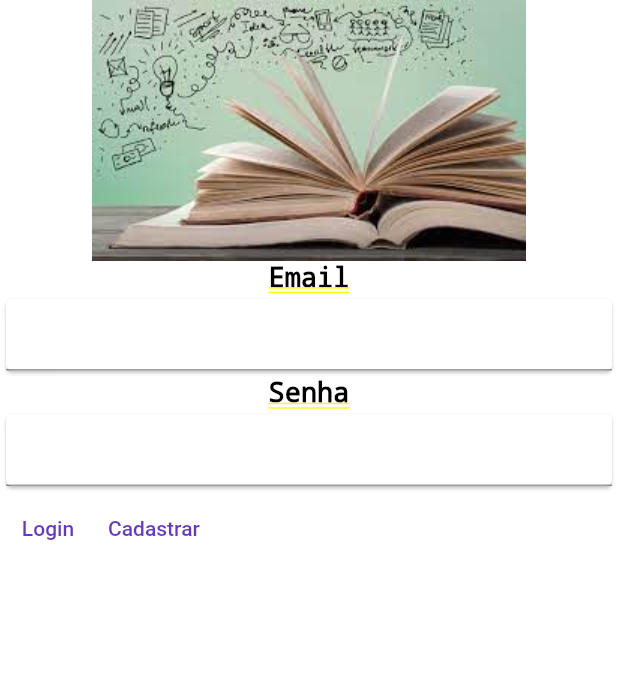
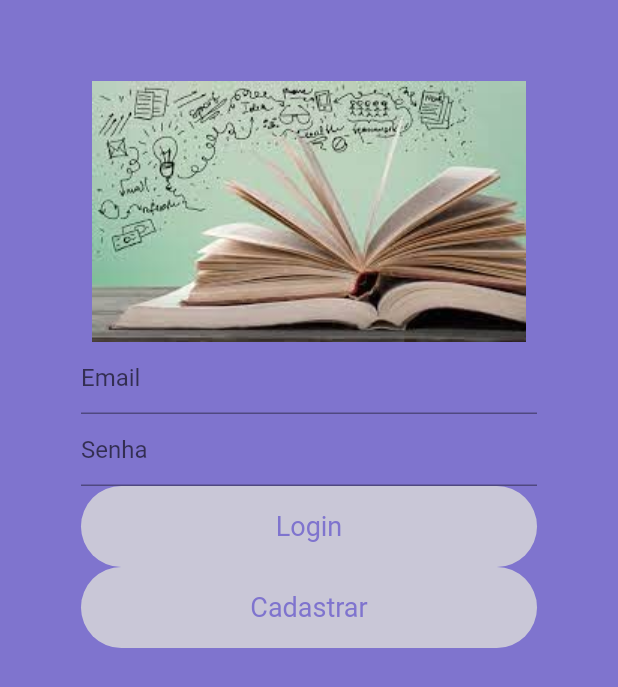
Before and after one commit to Grazifelix/Like-A-book-App, a Flutter app: the screen it shows after launch, on a phone screen of 412 x 824 dp. Shown: the top 687 px of the screen. Run offline on Flutter 3.47's test engine with Material 2 defaults, Android fonts, the phone set to English and light mode, and no system bars.

Commit message:
Changing form designs

```diff
--- a/lib/main.dart
+++ b/lib/main.dart
@@ -1,6 +1,5 @@
 import 'package:flutter/material.dart';
 import 'package:likeabook_app/src/view/login_page_view.dart';
-
 
 void main() {
   runApp(const MyApp());
@@ -13,6 +12,7 @@ class MyApp extends StatelessWidget {
   @override
   Widget build(BuildContext context) {
     return MaterialApp(
+      debugShowCheckedModeBanner: false,
       title: 'LikeABook',
       theme: ThemeData(primarySwatch: Colors.deepPurple),
       initialRoute: '/',
--- a/lib/src/view/login_page_view.dart
+++ b/lib/src/view/login_page_view.dart
@@ -12,46 +12,93 @@ class LoginHomePage extends StatefulWidget {
 class _LoginHomePageState extends State<LoginHomePage> {
   @override
   Widget build(BuildContext context) {
-    return Container(
+    return Scaffold(
+        body: Container(
+      padding: const EdgeInsets.all(54.0),
+      color: const Color.fromARGB(255, 127, 116, 206),
       child: Column(
-        children: [
+        children: <Widget>[
           Image.asset('imagens/logo_imagem.jpeg'),
           Form(
               child: Column(
-            children: [
-              const Text(
-                'Email',
+            children: <Widget>[
+              // const Text(
+              //   'Email',
+              //   style: TextStyle(
+              //     color: Colors.black,
+              //     fontSize: 18,
+              //   ),
+              // ),
+              TextFormField(
+                validator: (value) => validarEmail(value!),
+                decoration: const InputDecoration(hintText: 'Email'),
+              ),
+              TextFormField(
+                cursorColor: Colors.blue,
+                validator: (value) => validarSenha(value!),
+                decoration: const InputDecoration(hintText: 'Senha'),
+              ),
+
+              //TextButton(onPressed: () => {}, child: const Text('Login')),
+              //TextButton(onPressed: () => {}, child: const Text('Cadastrar'))
+            ],
+          )),
+          Material(
+              color: const Color.fromARGB(204, 255, 255, 255),
+              borderRadius: const BorderRadius.all(
+                Radius.circular(30),
+              ),
+              child: InkWell(
+                borderRadius: const BorderRadius.all(
+                  Radius.circular(30),
+                ),
+                onTap: () => print('Login'),
+                child: Ink(
+                  height: 54,
+                  width: double.maxFinite,
+                  decoration: const BoxDecoration(
+                      color: Colors.black12,
+                      borderRadius: BorderRadius.all(Radius.circular(30))),
+                  child: const Center(
+                    child: Text(
+                      'Login',
                       style: TextStyle(
-                  color: Colors.black,
+                        color: Color.fromARGB(255, 127, 116, 206),
                         fontSize: 18,
                       ),
                     ),
-              Card(
-                  child: TextFormField(
-                validator: (value) => validarEmail(value!),
+                  ),
+                ),
               )),
-              const Text(
-                'Senha',
+          Material(
+              color: const Color.fromARGB(204, 255, 255, 255),
+              borderRadius: const BorderRadius.all(
+                Radius.circular(30),
+              ),
+              child: InkWell(
+                borderRadius: const BorderRadius.all(
+                  Radius.circular(30),
+                ),
+                onTap: () => print('Cadastrar'),
+                child: Ink(
+                  height: 54,
+                  width: double.maxFinite,
+                  decoration: const BoxDecoration(
+                      color: Colors.black12,
+                      borderRadius: BorderRadius.all(Radius.circular(30))),
+                  child: const Center(
+                    child: Text(
+                      'Cadastrar',
                       style: TextStyle(
-                  color: Colors.black,
+                        color: Color.fromARGB(255, 127, 116, 206),
                         fontSize: 18,
                       ),
                     ),
-              Card(
-                  child: TextFormField(
-                validator: (value) => validarSenha(value!),
-              )),
-              Row(
-                children: [
-                  TextButton(onPressed: () => {}, child: const Text('Login')),
-                  TextButton(
-                      onPressed: () => {}, child: const Text('Cadastrar'))
-                ],
-              )
-            ],
+                  ),
+                ),
               ))
         ],
       ),
-    );
+    ));
   }
 }
```
Lines whose indentation alone changed are shown as unchanged.
